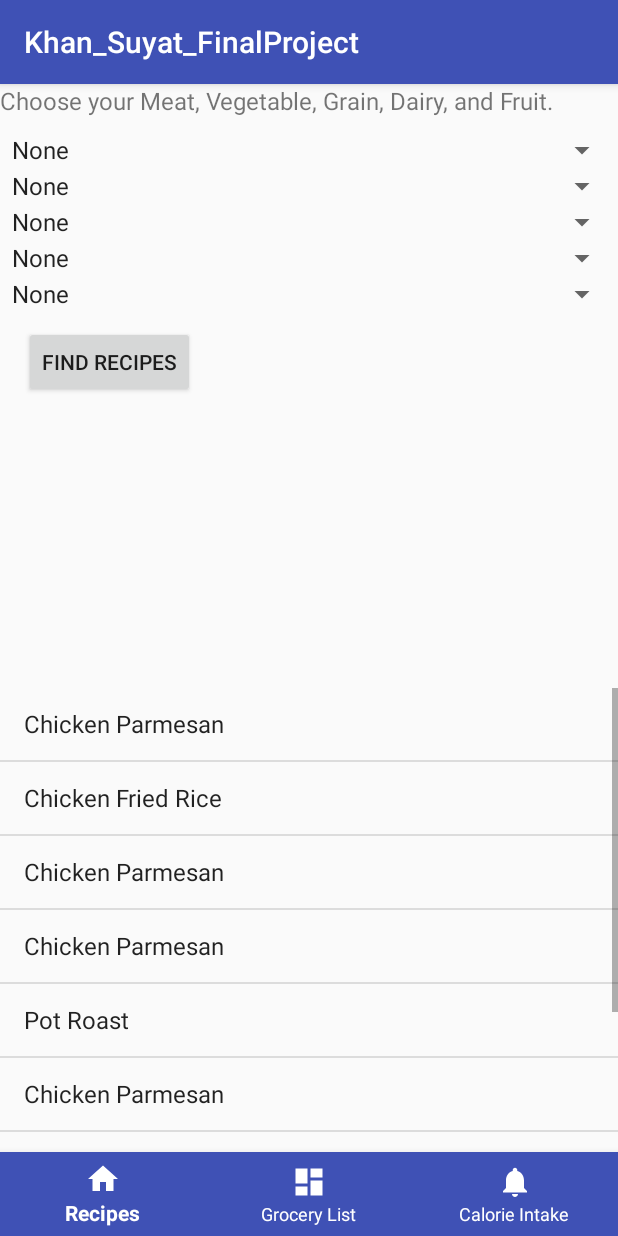
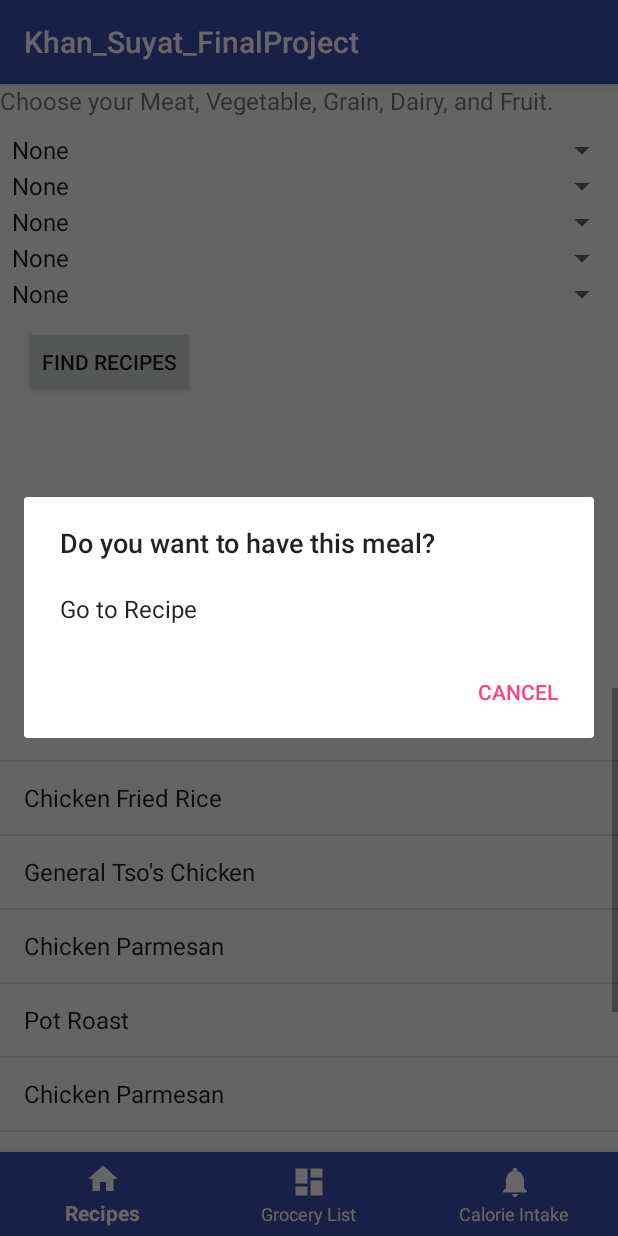
Before and after one commit to jsuyat/Suyat_Khan_FinalProject2, an Android app: the fragment RecipesFragment placed in its activity, after a tap on "Chicken Parmesan", on a phone screen of 412 x 824 dp. Run offline under Robolectric (Android 15) with nearby library versions, the phone set to English and light mode, and no system bars.

Commit message:
slightly changed recipes fragment

```diff
--- a/app/src/main/java/edu/gmu/cs477/khan_suyat_finalproject/MainActivity.java
+++ b/app/src/main/java/edu/gmu/cs477/khan_suyat_finalproject/MainActivity.java
@@ -63,7 +63,7 @@ public class MainActivity extends AppCompatActivity implements BottomNavigationV
         return loadFragment(fragment);
     }
 
-    /*this button can be found in Grocery List page*/
+    /*this button can be found in Grocery List page
     public void onAddClick(View view){
         Intent intent = new Intent(this, AddGrocery.class);
         startActivityForResult(intent, ACTIVITY_RESULT);
@@ -82,5 +82,5 @@ public class MainActivity extends AppCompatActivity implements BottomNavigationV
             values.put("food_group", food_group);
             db.insert(dbHelper.NAME, null, values);
         }
-    }
+    }*/
 }
--- a/app/src/main/java/edu/gmu/cs477/khan_suyat_finalproject/RecipesDatabase.java
+++ b/app/src/main/java/edu/gmu/cs477/khan_suyat_finalproject/RecipesDatabase.java
@@ -15,16 +15,16 @@ public class RecipesDatabase extends SQLiteOpenHelper {
     final private Context context;
 
     final static String RECIPES_NAME = "Recipes_List";
-    final private static String _ID = "_id";
-    final private static String RECIPE = "recipe";
-    final private static String MEAT = "meat";
-    final private static String VEGETABLE = "vegetable";
-    final private static String GRAIN = "grain";
-    final private static String DAIRY = "dairy";
-    final private static String FRUIT = "fruit";
-    final private static String CALORIES = "calories";
-    final private static String LINK = "link";
-    final private static String CHECKED = "checked";
+    final static String _ID = "_id";
+    final static String RECIPE = "recipe";
+    final static String MEAT = "meat";
+    final static String VEGETABLE = "vegetable";
+    final static String GRAIN = "grain";
+    final static String DAIRY = "dairy";
+    final static String FRUIT = "fruit";
+    final static String CALORIES = "calories";
+    final static String LINK = "link";
+    final static String CHECKED = "checked";
 
     final private static String CREATE_CMD =
             "CREATE TABLE "+RECIPES_NAME+" ("  +
@@ -76,7 +76,7 @@ public class RecipesDatabase extends SQLiteOpenHelper {
         db.insert(RECIPES_NAME, null, values);
 
         values = new ContentValues();
-        values.put(RECIPE, "Chicken Parmesan");
+        values.put(RECIPE, "General Tso's Chicken");
         values.put(MEAT, "Chicken");
         values.put(VEGETABLE, "Basil");
         values.put(GRAIN, "Spaghetti");
--- a/app/src/main/java/edu/gmu/cs477/khan_suyat_finalproject/RecipesFragment.java
+++ b/app/src/main/java/edu/gmu/cs477/khan_suyat_finalproject/RecipesFragment.java
@@ -1,5 +1,7 @@
 package edu.gmu.cs477.khan_suyat_finalproject;
 
+import android.content.ContentValues;
+import android.content.DialogInterface;
 import android.content.Intent;
 import android.database.Cursor;
 import android.database.sqlite.SQLiteDatabase;
@@ -39,6 +41,8 @@ public class RecipesFragment extends Fragment {
     android.app.AlertDialog actions;
     Button findButton;
     View view;
+    private String link;
+    private String _id;
 
     final static String _ID = "_id";
     final private static String RECIPE = "recipe";
@@ -65,6 +69,35 @@ public class RecipesFragment extends Fragment {
                 new String[]{RECIPE},
                 new int[]{android.R.id.text1});
 
+        DialogInterface.OnClickListener actionListener = new DialogInterface.OnClickListener() {
+            @Override
+            public void onClick(DialogInterface dialog, int which) {
+                switch(which){
+                    case 0:
+                        SQLiteDatabase db = recipeDBHelper.getWritableDatabase();
+                        String filter = "_id=" + _id;
+                        ContentValues values = new ContentValues();
+                        values.put(recipeDBHelper.CHECKED, 1);
+                        db.update(recipeDBHelper.RECIPES_NAME, values, filter, null);
+                        db.close();
+
+                        Uri uri = Uri.parse(link);
+                        Intent intent = new Intent(Intent.ACTION_VIEW, uri);
+                        startActivity(intent);
+                        break;
+
+                    default:
+                        break;
+                }
+            }
+        };
+
+        android.app.AlertDialog.Builder builder = new android.app.AlertDialog.Builder(getContext());
+        builder.setTitle("Do you want to have this meal?");
+        String[] options = {"Go to Recipe"};
+        builder.setItems(options, actionListener);
+        builder.setNegativeButton("Cancel", null);
+        actions = builder.create();
     }
 
     @Nullable
@@ -82,7 +115,21 @@ public class RecipesFragment extends Fragment {
             @Override
             public void onItemClick(AdapterView<?> parent, View view, int position, long id) {
                 String recipe = ((TextView) view).getText().toString();
-                onRecipeClicked(recipe);
+                String selectQuery = "SELECT _id, link FROM "+recipeDBHelper.RECIPES_NAME+" WHERE recipe = \"" +recipe+"\"";
+                SQLiteDatabase db = recipeDBHelper.getReadableDatabase();
+                Cursor cursor = db.rawQuery(selectQuery, null);
+                _id = "";
+                // looping through all rows and adding to list
+                if (cursor.moveToFirst()) {
+                    _id = cursor.getString(0);
+                    link = cursor.getString(1);
+                }
+
+                // closing connection
+                cursor.close();
+                db.close();
+
+                actions.show();
             }
         });
 
@@ -141,42 +188,28 @@ public class RecipesFragment extends Fragment {
         fSpinner.setAdapter(fruitAdapter);
     }
 
-    /*public void onFindButtonClick(View view){
-        db = recipeDBHelper.getWritableDatabase();
-        String selection = "meat = ? AND vegetable = ? AND dairy = ? AND grain = ? AND fruit = ?";
-        String meatInput = mSpinner.getSelectedItem().toString();
-        String vegInput = vSpinner.getSelectedItem().toString();
-        String dairyInput = dSpinner.getSelectedItem().toString();
-        String grainInput = gSpinner.getSelectedItem().toString();
-        String fruitInput = fSpinner.getSelectedItem().toString();
-        mCursor = db.query(recipeDBHelper.RECIPES_NAME, all_columns,selection,
-                new String[]{meatInput, vegInput, dairyInput, grainInput, fruitInput},null,null,null);
-        myAdapter = new android.widget.SimpleCursorAdapter(getContext(),
-                android.R.layout.simple_list_item_1,
-                mCursor,
-                new String[]{RECIPE},
-                new int[]{android.R.id.text1});
-        mlist.setAdapter(myAdapter);
-    }*/
-
     public void onRecipeClicked(String recipe){
 
-        String selectQuery = "SELECT link FROM "+recipeDBHelper.RECIPES_NAME+" WHERE recipe = \"" +recipe+"\"";
+        String selectQuery = "SELECT _id, link FROM "+recipeDBHelper.RECIPES_NAME+" WHERE recipe = \"" +recipe+"\"";
         SQLiteDatabase db = recipeDBHelper.getReadableDatabase();
         Cursor cursor = db.rawQuery(selectQuery, null);
-        String link = "";
+        String id = "";
         // looping through all rows and adding to list
         if (cursor.moveToFirst()) {
-            link = cursor.getString(0);
+            id = cursor.getString(0);
+            link = cursor.getString(1);
         }
 
-        System.out.println(link);
+
+        String filter = "_id=" + id;
+        ContentValues values = new ContentValues();
+        values.put(recipeDBHelper.CHECKED, 1);
+        db.update(recipeDBHelper.RECIPES_NAME, values, filter, null);
+
         // closing connection
         cursor.close();
         db.close();
 
-        Uri uri = Uri.parse(link);
-        Intent intent = new Intent(Intent.ACTION_VIEW, uri);
-        startActivity(intent);
+        actions.show();
     }
 }
```
Also changed, not shown: app/src/main/java/edu/gmu/cs477/khan_suyat_finalproject/GroceryListFragment.java (+70 -3 lines), app/src/main/res/layout/activity_add_grocery.xml (+4 -4 lines).
